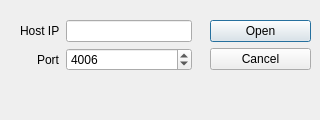
Before: the Qt Designer form inlinino/resources/socket_connection.ui in OceanOptics/Inlinino, drawn with Qt 5.
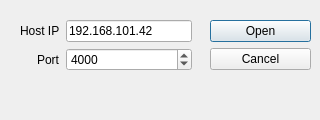
After: the same form once the commit is applied.

Commit message:
Added interface selection to nmea setup
    + added NMEA instruments of Tara

Diff of the .ui file:
```diff
--- a/inlinino/resources/socket_connection.ui
+++ b/inlinino/resources/socket_connection.ui
@@ -40,7 +40,11 @@
      </widget>
     </item>
     <item row="0" column="1">
-     <widget class="QLineEdit" name="le_ip"/>
+     <widget class="QLineEdit" name="le_ip">
+      <property name="text">
+       <string>192.168.101.42</string>
+      </property>
+     </widget>
     </item>
     <item row="1" column="0">
      <widget class="QLabel" name="label_2">
@@ -58,7 +62,7 @@
        <number>65536</number>
       </property>
       <property name="value">
-       <number>4006</number>
+       <number>4000</number>
       </property>
      </widget>
     </item>
```
The commit also changes 4 other files.
